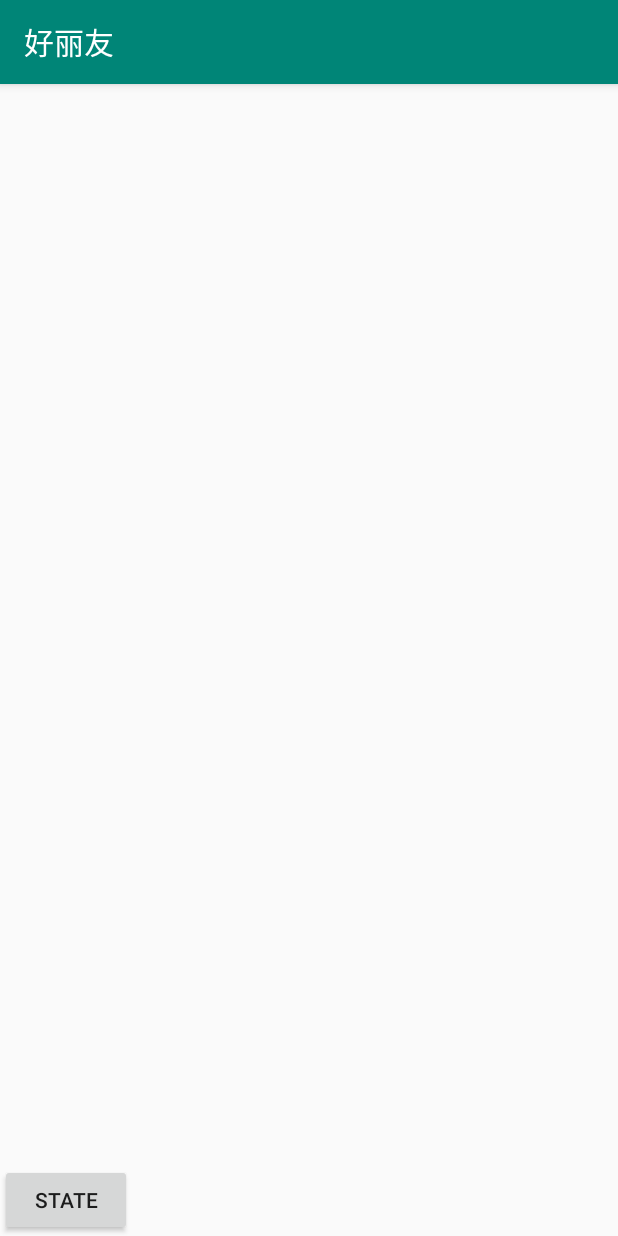
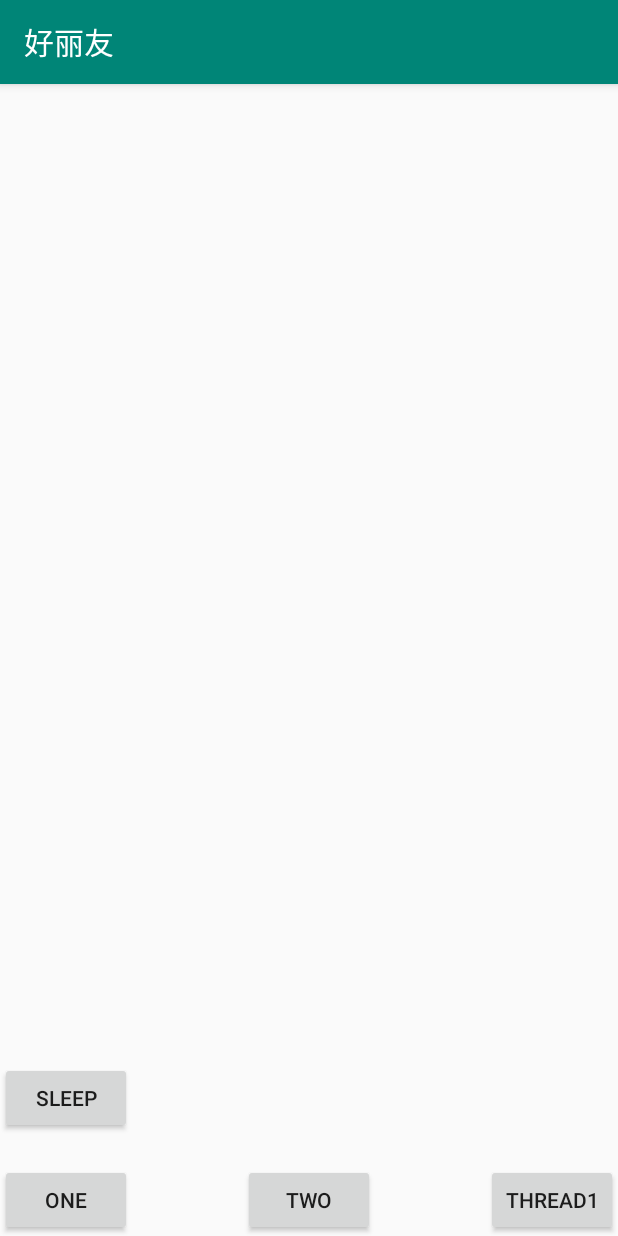
Before and after one commit to CYPChenYanPIng/MyApplication, an Android app: the ThreadTestActivity screen opened directly, with no data from a screen before it, on a phone screen of 412 x 824 dp. Run offline under Robolectric (Android 15) with nearby library versions, the phone set to English and light mode, and no system bars.

Commit message:
[comments]：线程notify，join，sleep等 [jira_id]： [version]：

```diff
--- a/app/src/main/java/threadtest/test1Runnable.java
+++ b/app/src/main/java/threadtest/Test1Runnable.java
@@ -5,27 +5,32 @@ import android.util.Log;
 /**
  * Created by shuipingyue@uxin.com on 2020/10/23.
  */
-class test1Runnable implements Runnable{
+class Test1Runnable implements Runnable{
 
     private LockObject lockObject;
 
-    public test1Runnable( LockObject lockObject) {
+    public Test1Runnable(LockObject lockObject) {
         this.lockObject = lockObject;
     }
 
     @Override
     public void run() {
+
+       // synchronized 使用范围
         synchronized (lockObject) {
             try {
                 Log.i("cyp", "test1Runnable:synchronized ");
-                Log.i("cyp","test1Runnable wait 方法执行前");
+                Log.i("cyp","test1Runnable wait 方法执行前"+Thread.currentThread().getName()+",state:"+Thread.currentThread().getState());
                 lockObject.wait(10000);
-                Log.i("cyp", "test1Runnable wait 方法执行后");
+                Log.i("cyp", "test1Runnable wait 方法执行后"+Thread.currentThread().getName()+",state:"+Thread.currentThread().getState());
+                Thread.sleep(10000);
+//                lockObject.notify();
 
             } catch (InterruptedException e) {
                 e.printStackTrace();
             }
         }
+
     }
 
 }
--- a/app/src/main/java/threadtest/ThreadTestActivity.java
+++ b/app/src/main/java/threadtest/ThreadTestActivity.java
@@ -10,12 +10,26 @@ import android.widget.Button;
 
 import com.example.uxin.myapplication.R;
 
+import javax.security.auth.login.LoginException;
+
 public class ThreadTestActivity extends AppCompatActivity implements View.OnClickListener {
 
     private static final String TAG = "cyp";
-    private Button state;
+
+    private LockObject lockObject;
+    private Button btOne;
+
+    private Button bTthread1;
+
+    private Button btTwo;
+
+    private Button btSleep;
 
     private ThreadTest1 thread1;
+
+    private Thread one;
+
+    private Thread two;
 
     public static void start(Context context) {
         Intent starter = new Intent(context, ThreadTestActivity.class);
@@ -29,35 +43,86 @@ public class ThreadTestActivity extends AppCompatActivity implements View.OnClic
         setContentView(R.layout.activity_thread_test);
 
         initView();
-        LockObject lockObject = new LockObject();
+        lockObject = new LockObject();
+        thread1 = new ThreadTest1(lockObject);
+//        thread1.setPriority(5);
+        thread1.start();
+//        btSleep.postDelayed(new Runnable() {
+//            @Override
+//            public void run() {
+//                thread1.interrupt();
+//                Log.i(TAG, "onCreate: "+thread1.isInterrupted());
+//                Log.i(TAG, "onCreate: "+thread1.interrupted());
+//            }
+//        },2000);
 
-        thread1 = new ThreadTest1(lockObject);
-        thread1.start();
 
-        test1Runnable runnable = new test1Runnable(lockObject);
-        Thread one = new Thread(runnable);
+        Test1Runnable runnable = new Test1Runnable(lockObject);
+        one = new Thread(runnable);
+        one.setName("线程one");
+//        one.setPriority(10);
         one.start();
+
+//        Test1Runnable runnable1 = new Test1Runnable(lockObject);
+//        Thread three = new Thread(runnable1);
+//        three.setName("线程three");
+//        three.setPriority(1);
+//        three.start();
+//
+//        Test1Runnable runnable2 = new Test1Runnable(lockObject);
+//        Thread four = new Thread(runnable2);
+//        four.setPriority(5);
+//        four.setName("线程4");
+//        four.start();
+
+
 
         initListener();
 
     }
 
     private void initListener() {
-        state.setOnClickListener(this);
+        btOne.setOnClickListener(this);
+        bTthread1.setOnClickListener(this);
+        btTwo.setOnClickListener(this);
+        btSleep.setOnClickListener(this);
     }
 
     private void initView(){
-        state = findViewById(R.id.state);
+        btOne = findViewById(R.id.one_state);
+        bTthread1 = findViewById(R.id.thread1_state);
+        btTwo = findViewById(R.id.two_tread);
+        btSleep = findViewById(R.id.sleep);
     }
 
     @Override
     public void onClick(View v) {
         switch (v.getId()) {
-            case R.id.state:
-                Log.i(TAG, "onClick :thread1 " + thread1.getState());
+            case R.id.one_state:
+                Log.i(TAG, "onClick :one " + one.getState());
+                break;
+            case R.id.thread1_state:
+                Log.i(TAG, "onClick: thread1:"+thread1.getState());
+                break;
+            case R.id.two_tread:
+                two = new Thread(new Test2Runnable(lockObject));
+                two.start();
+                break;
+            case R.id.sleep:
+                goToSleep();
                 break;
             default:
                 break;
         }
     }
+
+    private void goToSleep()  {
+        try {
+            Log.i(TAG, "goToSleep: kaishi");
+            Thread.sleep(1000);
+            Log.i(TAG, "goToSleep: jieshu");
+        } catch (InterruptedException e) {
+            e.printStackTrace();
+        }
+    }
 }
--- a/app/src/main/res/layout/activity_thread_test.xml
+++ b/app/src/main/res/layout/activity_thread_test.xml
@@ -7,11 +7,37 @@
     tools:context="threadtest.ThreadTestActivity">
 
     <Button
-        android:id="@+id/state"
+        android:id="@+id/one_state"
         android:layout_width="wrap_content"
         android:layout_height="wrap_content"
         app:layout_constraintLeft_toLeftOf="parent"
         app:layout_constraintBottom_toBottomOf="parent"
-        android:text="state"/>
+        android:text="one"/>
+
+    <Button
+        android:id="@+id/thread1_state"
+        android:layout_width="wrap_content"
+        android:layout_height="wrap_content"
+        app:layout_constraintRight_toRightOf="parent"
+        app:layout_constraintBottom_toBottomOf="parent"
+        android:text="thread1"/>
+
+    <Button
+        android:id="@+id/two_tread"
+        android:layout_width="wrap_content"
+        android:layout_height="wrap_content"
+        app:layout_constraintLeft_toLeftOf="parent"
+        app:layout_constraintRight_toRightOf="parent"
+        app:layout_constraintBottom_toBottomOf="parent"
+        android:text="two"/>
+
+    <Button
+        android:id="@+id/sleep"
+        android:layout_width="wrap_content"
+        android:layout_height="wrap_content"
+        app:layout_constraintLeft_toLeftOf="parent"
+        app:layout_constraintBottom_toTopOf="@id/one_state"
+        android:layout_marginBottom="20dp"
+        android:text="sleep"/>
 
 </android.support.constraint.ConstraintLayout>
```
Also changed, not shown: app/src/main/java/threadtest/AtomicIntegerTest.java (added, +50 -0 lines), app/src/main/java/threadtest/Test2Runnable.java (added, +23 -0 lines), app/src/main/java/threadtest/ThreadTest1.java (+31 -3 lines), app/src/main/java/threadtest/ThreadTest2.java (added, +40 -0 lines).
